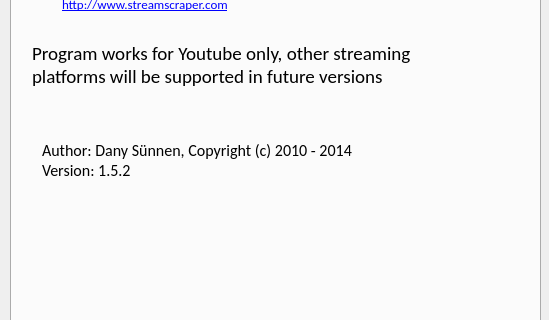
Above: yload.ui from danys/streamscraper before the change; both pictures show x 0 to 549 and y 219 to 539 of the 549 by 634 pixel window. Below: the same form after it.
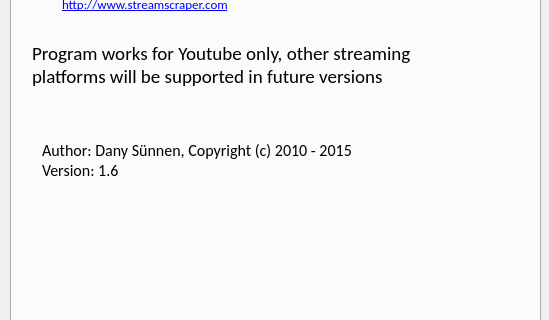
That is the form after the change. The open tabs and pages were chosen to show the change. Icons and pictures are not drawn.

Commit message: Updated info information in UI

```diff
--- a/yload.ui
+++ b/yload.ui
@@ -1477,7 +1477,7 @@
       </font>
      </property>
      <property name="text">
-      <string>Author: Dany Sünnen, Copyright (c) 2010 - 2014</string>
+      <string>Author: Dany Sünnen, Copyright (c) 2010 - 2015</string>
      </property>
      <property name="textFormat">
       <enum>Qt::RichText</enum>
@@ -1530,7 +1530,7 @@
       </font>
      </property>
      <property name="text">
-      <string>Version: 1.5.2</string>
+      <string>Version: 1.6</string>
      </property>
      <property name="textFormat">
       <enum>Qt::RichText</enum>
```
The commit also changes 1 other file.
